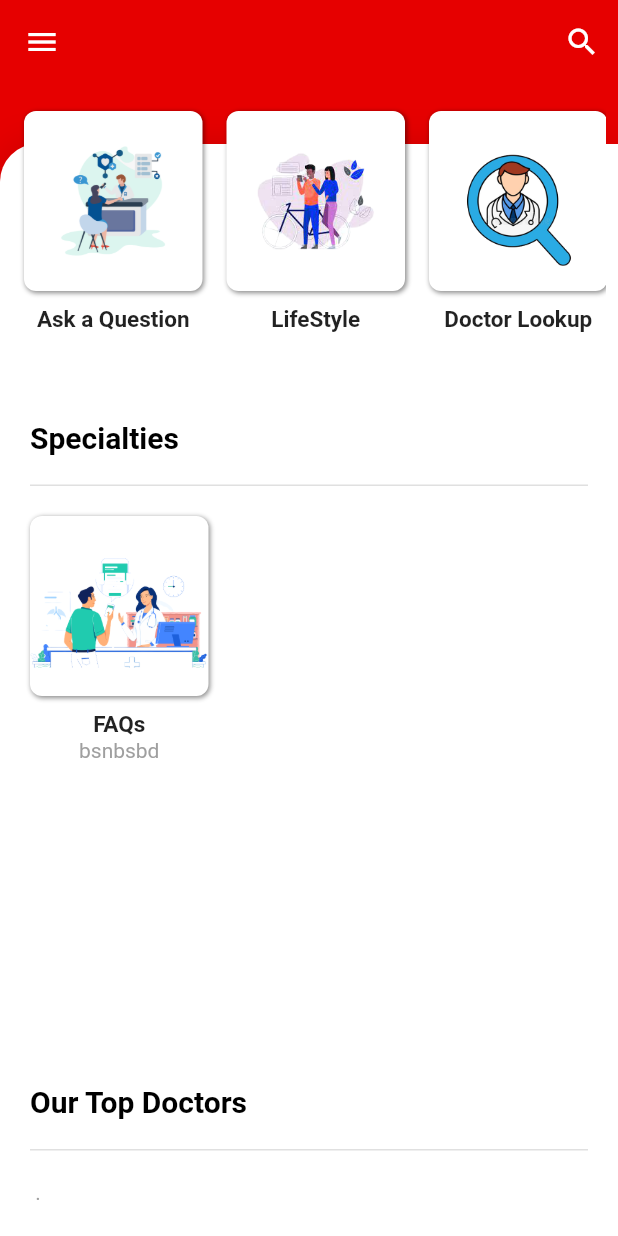
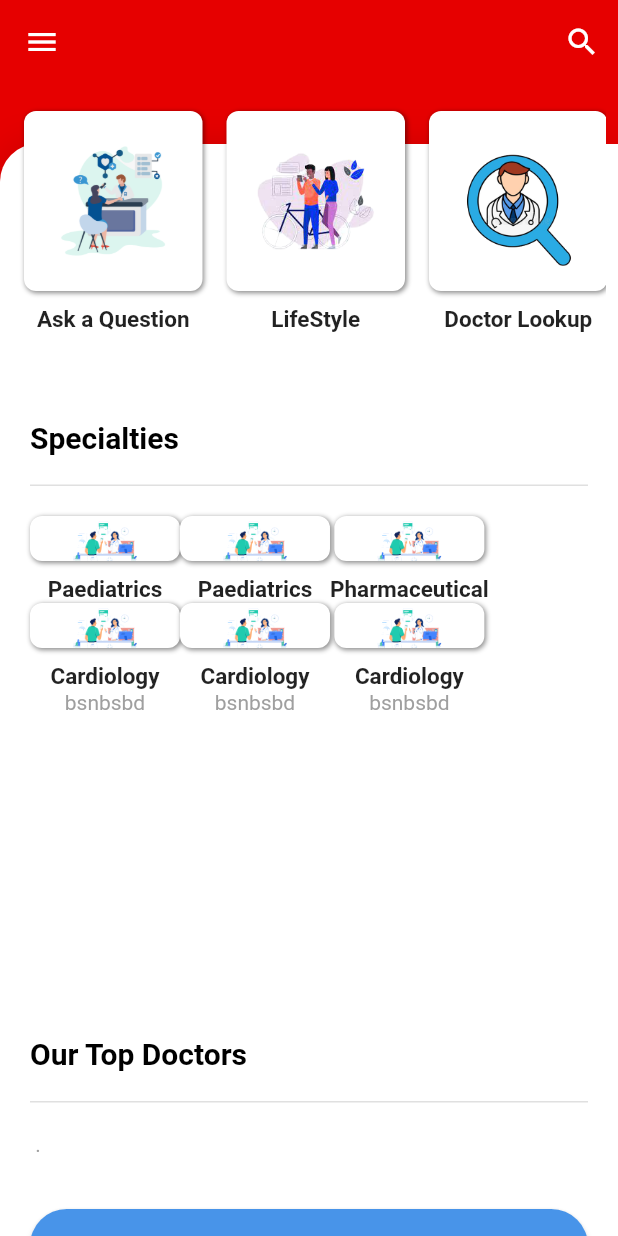
Before and after one commit to Mr-Deee/totalclinic, a Flutter app: the HomeScreen screen opened by its route, on a phone screen of 412 x 824 dp. Run offline on Flutter 3.47's test engine with Material 2 defaults, Android fonts, the phone set to English and light mode, and no system bars; our stand-ins replace animate_do, animated_flip_counter, bouncing_widget, cached_network_image, cloud_firestore, firebase_auth and 4 more; accounts and stored records are empty.

Commit message:
Specialty

```diff
--- a/lib/Pages/home.dart
+++ b/lib/Pages/home.dart
@@ -15,6 +15,7 @@
 import 'package:totalclinic/services/shared_preferences.dart';
 import 'package:totalclinic/widgets.dart';
 import 'package:totalclinic/widgets/AdminSelection.dart';
+import 'package:totalclinic/widgets/SpecialtySelection.dart';
 
 import '../category.dart';
 import '../functions.dart';
@@ -549,12 +550,22 @@
                       ),
                       child: Align(
                         alignment: Alignment.centerLeft,
-                        child: Column(
+                        child: Row(
+                          children: [
+                            Column(
                               children: [
 
-                            Admin_selection(
+                                specialty_selection(
                                   image: 'assets/images/faq.png',
-                              title: 'FAQs',
+                                  title: 'Paediatrics',
+                                  ontap: () {
+                                    // Navigator.of(context).push(MaterialPageRoute(
+                                    //     builder: (context) => polls()));
+                                  },
+                                ),
+                                specialty_selection(
+                                  image: 'assets/images/faq.png',
+                                  title: 'Cardiology',
                                   ontap: () {
                                     // Navigator.of(context).push(MaterialPageRoute(
                                     //     builder: (context) => polls()));
@@ -568,6 +579,63 @@
                                 ),
                               ],
                             ),
+                            Column(
+                              children: [
+
+                                specialty_selection(
+                                  image: 'assets/images/faq.png',
+                                  title: 'Paediatrics',
+                                  ontap: () {
+                                    // Navigator.of(context).push(MaterialPageRoute(
+                                    //     builder: (context) => polls()));
+                                  },
+                                ),
+                                specialty_selection(
+                                  image: 'assets/images/faq.png',
+                                  title: 'Cardiology',
+                                  ontap: () {
+                                    // Navigator.of(context).push(MaterialPageRoute(
+                                    //     builder: (context) => polls()));
+                                  },
+                                ),
+                                Text(
+                                  'bsnbsbd',
+                                  style: TextStyle(
+                                    color: Color(0xFF9f9f9f),
+                                  ),
+                                ),
+                              ],
+                            ),
+                            Column(
+                              children: [
+
+                                specialty_selection(
+                                  image: 'assets/images/faq.png',
+                                  title: 'Pharmaceutical',
+                                  ontap: () {
+                                    // Navigator.of(context).push(MaterialPageRoute(
+                                    //     builder: (context) => polls()));
+                                  },
+                                ),
+                                specialty_selection(
+                                  image: 'assets/images/faq.png',
+                                  title: 'Cardiology',
+                                  ontap: () {
+                                    // Navigator.of(context).push(MaterialPageRoute(
+                                    //     builder: (context) => polls()));
+                                  },
+                                ),
+                                Text(
+                                  'bsnbsbd',
+                                  style: TextStyle(
+                                    color: Color(0xFF9f9f9f),
+                                  ),
+                                ),
+                              ],
+                            ),
+                          ],
+                        ),
+
                       ),
                     ),
                     Container(
--- a/lib/widgets/SpecialtySelection.dart
+++ b/lib/widgets/SpecialtySelection.dart
@@ -0,0 +1,59 @@
+import 'package:animate_do/animate_do.dart';
+import 'package:bouncing_widget/bouncing_widget.dart';
+import 'package:flutter/material.dart';
+class specialty_selection extends StatelessWidget {
+  final String image;
+  final String icon;
+  final String title;
+  final VoidCallback ontap;
+  const specialty_selection(
+      {Key key, this.image,  this.title, this.ontap, Color color, Color highlightColor, Color textColor, Icon child, this.icon})
+      : super(key: key);
+
+  @override
+  Widget build(BuildContext context) {
+    return FadeInUp(
+      delay:const Duration(milliseconds: 1500),
+      child: Column(
+        children: [
+          Container(
+            // duration: const Duration(milliseconds: 400),
+            // scaleFactor: 1.5,
+            // onPressed: ontap,
+            child: Container(
+              height: 30,
+              width: 100,
+              decoration: BoxDecoration(
+                  color: Colors. white,
+                  borderRadius: BorderRadius.circular(8),
+                  boxShadow: const [
+                    BoxShadow(
+                      color: Colors.black45,
+                      blurRadius: 2.0,
+                      spreadRadius: 0.0,
+                      offset: Offset(1.0, 1.0), // shadow direction: bottom right
+                    )
+                  ],
+
+
+
+                  image: DecorationImage(
+                      image: AssetImage(image), fit: BoxFit.scaleDown, scale: 2)),
+
+            ),
+          ),
+          const SizedBox(
+            height: 10,
+          ),
+          Text(
+            title,
+            style: TextStyle(
+                fontSize: 15,
+                fontWeight: FontWeight.bold
+            ),
+          )
+        ],
+      ),
+    );
+  }
+}
```
Lines whose indentation alone changed are shown as unchanged.
